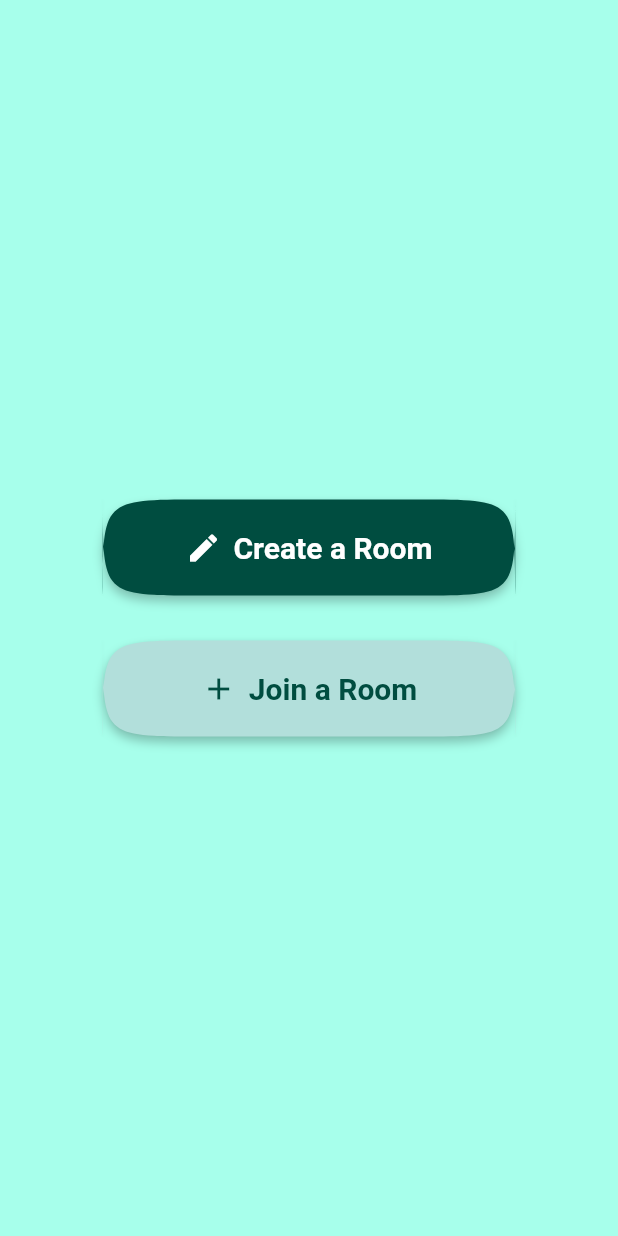
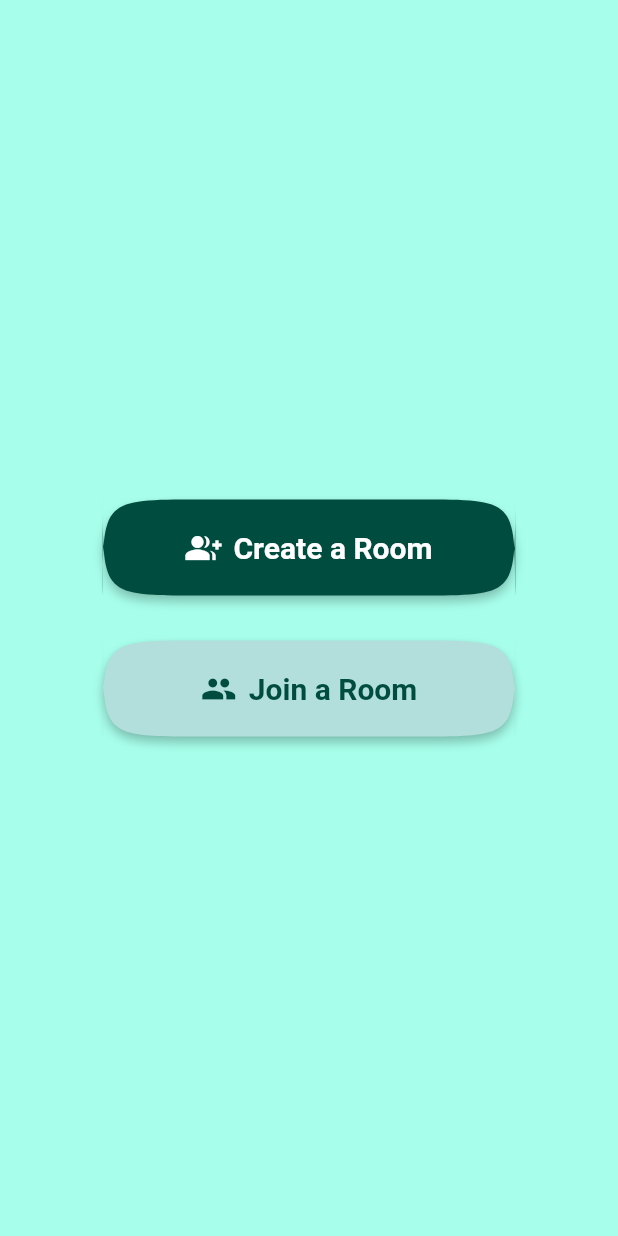
Before and after one commit to paxcodes/dicery_app, a Flutter app: the screen it shows after launch, on a phone screen of 412 x 824 dp. Run offline on Flutter 3.47's test engine with Material 2 defaults, Android fonts, the phone set to English and light mode, and no system bars.

Commit message:
:lipstick: Change icons of button

```diff
--- a/lib/screens/home.dart
+++ b/lib/screens/home.dart
@@ -11,7 +11,7 @@ class HomeScreen extends StatelessWidget {
         children: <Widget>[
           DiceryIconButton(
             label: "Create a Room",
-            iconData: Icons.create,
+            iconData: Icons.group_add,
             onPressed: () {
               print("Create a room!");
             },
@@ -22,7 +22,7 @@ class HomeScreen extends StatelessWidget {
             onPressed: () {
               Navigator.pushNamed(context, '/room/join');
             },
-            iconData: Icons.add,
+            iconData: Icons.group,
             label: "Join a Room",
           ),
         ],
```
